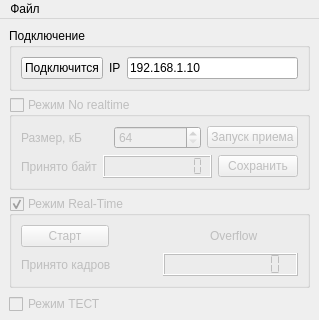
reffum/digitizer_pc, file mainwindow.ui: the form before one commit; both pictures show x 0 to 319 and y 0 to 320 of the 319 by 709 pixel window.
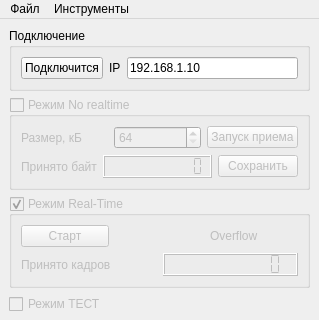
The form after the commit. Custom widgets are drawn as their Qt base class.

```diff
--- a/mainwindow.ui
+++ b/mainwindow.ui
@@ -397,13 +397,20 @@
      <height>21</height>
     </rect>
    </property>
-   <widget class="QMenu" name="menu">
+   <widget class="QMenu" name="file_menu">
     <property name="title">
      <string>Файл</string>
     </property>
     <addaction name="save_action"/>
    </widget>
-   <addaction name="menu"/>
+   <widget class="QMenu" name="tools_menu">
+    <property name="title">
+     <string>Инструменты</string>
+    </property>
+    <addaction name="fileParser_action"/>
+   </widget>
+   <addaction name="file_menu"/>
+   <addaction name="tools_menu"/>
   </widget>
   <widget class="QStatusBar" name="statusbar"/>
   <action name="save_action">
```
Left out of the diff: 5 changed lines with no effect on the pictures.
